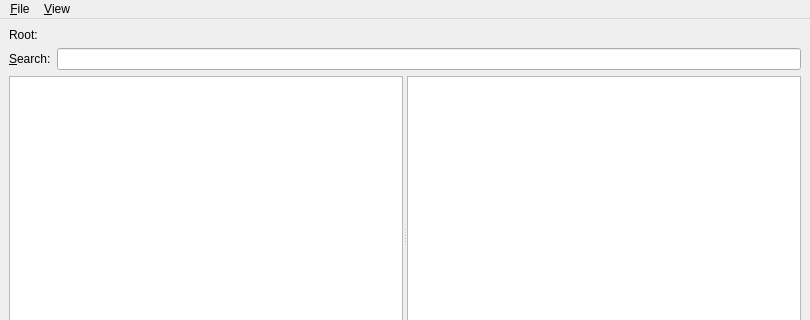
This is noteeds/gui/main_window.ui in deffi/noteeds as Qt 5 draws it before an edit; both pictures show x 0 to 810 and y 0 to 320 of the 810 by 622 pixel window. The edited form follows.
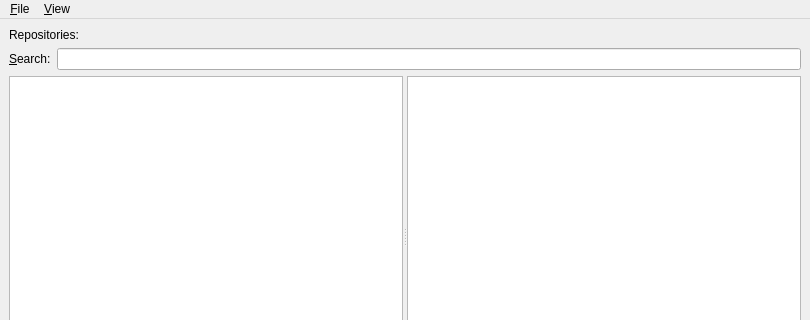
This is the edited form.

Commit message: Show repo names (with color) in main window

Patch:
```diff
--- a/noteeds/gui/main_window.ui
+++ b/noteeds/gui/main_window.ui
@@ -21,7 +21,7 @@
     <item row="0" column="0">
      <widget class="QLabel" name="rootLabel">
       <property name="text">
-       <string>Root:</string>
+       <string>Repositories:</string>
       </property>
      </widget>
     </item>
```
Left out of the diff: 2 changed lines with no effect on the pictures. The commit also changes 2 other files.
